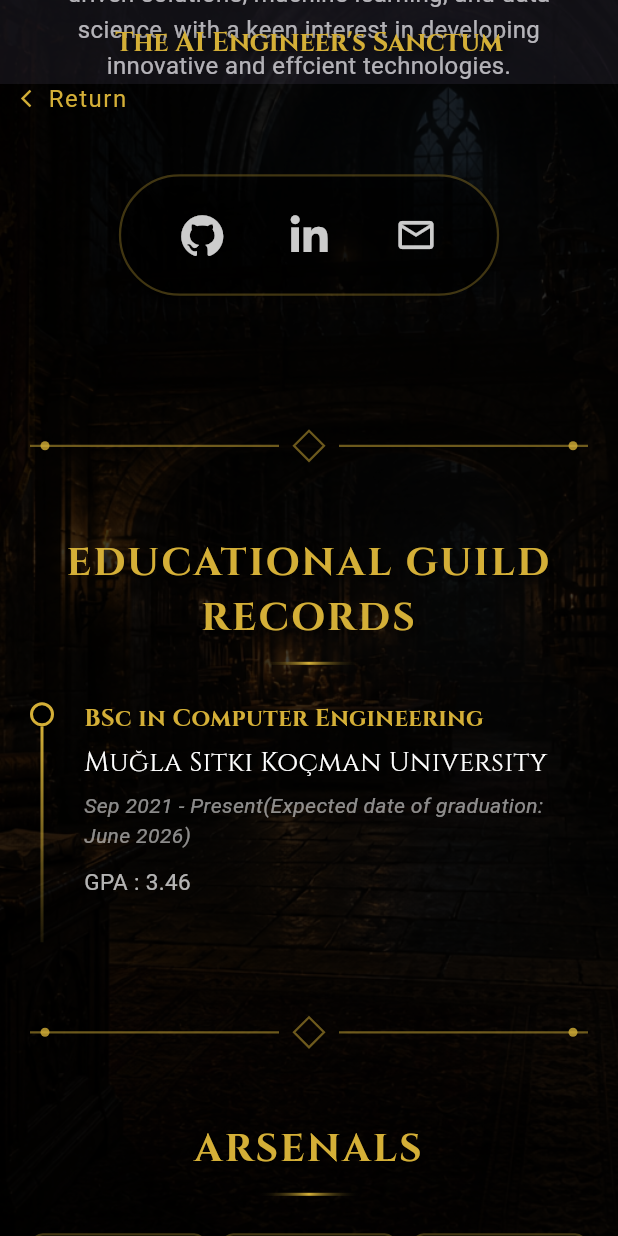
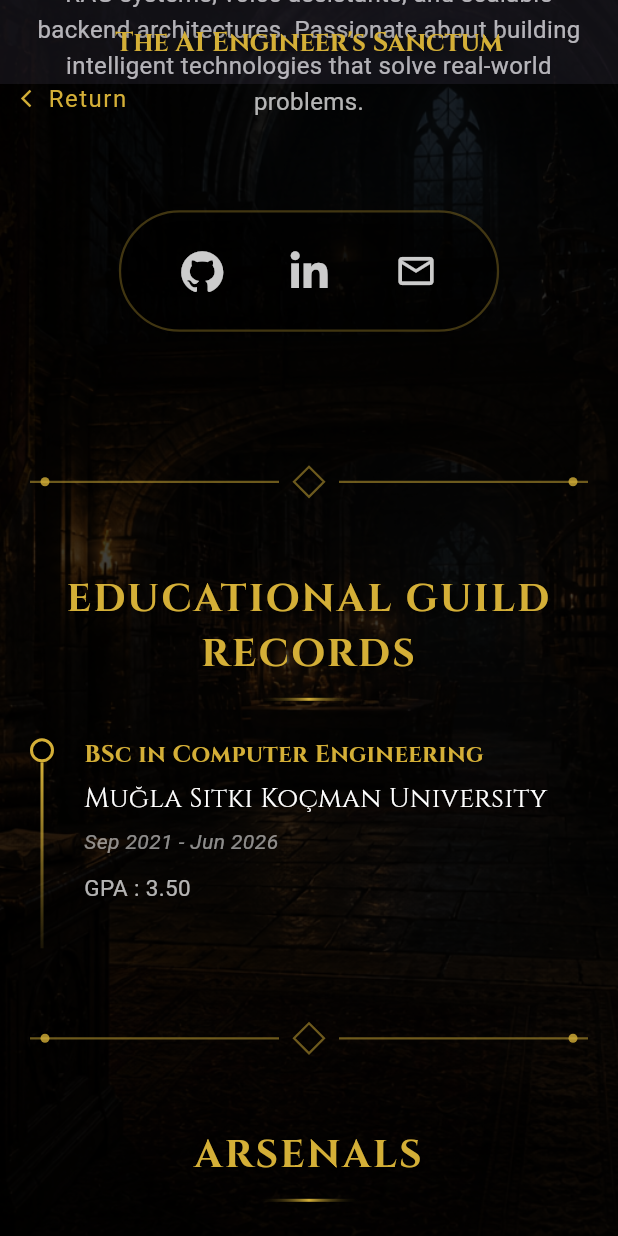
Before and after one commit to paitblack/suleymanemreparlak, a Flutter app: the ArchitectScreen screen opened directly, scrolled down 576 dp, on a phone screen of 412 x 824 dp. Run offline on Flutter 3.47's test engine with Material 3 defaults, Android fonts, the phone set to English and light mode, and no system bars; our stand-ins replace animated_text_kit, font_awesome_flutter, google_fonts; missing offline and left inert: model_viewer_plus; Roboto replaces fonts that are missing (Almendra).

Commit message:
fix(info) : informations updated

```diff
--- a/lib/ui/info.dart
+++ b/lib/ui/info.dart
@@ -207,7 +207,7 @@ class _ArchitectScreenState extends State<ArchitectScreen> with TickerProviderSt
         ),
         SizedBox(height: isDesktop ? 30 : 20),
         Text(
-          "A fourth-year Computer Engineering student in Turkey with a strong passion for computer science and a deep enthusiasm for Artifcial Intelligence and its applications. Dedicated to exploring AI-driven solutions, machine learning, and data science, with a keen interest in developing innovative and effcient technologies.",
+          "Computer Engineering graduate specializing in Artifcial Intelligence, Machine Learning, and AI-driven software systems. Experienced in developing end-to-end solutions involving LLMs, RAG systems, voice assistants, and scalable backend architectures. Passionate about building intelligent technologies that solve real-world problems.",
           textAlign: TextAlign.center,
           style: GoogleFonts.almendra(
             fontSize: isDesktop ? 20 : 16,
@@ -382,8 +382,8 @@ class _ArchitectScreenState extends State<ArchitectScreen> with TickerProviderSt
         _TimelineNode(
           year: "BSc in Computer Engineering",
           title: "Muğla Sıtkı Koçman University",
-          subtitle: "Sep 2021 - Present(Expected date of graduation: June 2026)",
-          description: "GPA : 3.46",
+          subtitle: "Sep 2021 - Jun 2026",
+          description: "GPA : 3.50",
           isLast: false,
           isDesktop: isDesktop,
         ),
@@ -397,6 +397,14 @@ class _ArchitectScreenState extends State<ArchitectScreen> with TickerProviderSt
       children: [
         _SectionTitle(title: "Apprenticeship Records", isDesktop: isDesktop),
         SizedBox(height: isDesktop ? 40 : 25),
+        _TimelineNode(
+          year: "Software Engineer Intern",
+          title: "Iceberg Digital",
+          subtitle: "Jun 2026 - Present | Essex, UK",
+          description: "Ongoing.",
+          isLast: false,
+          isDesktop: isDesktop,
+        ),
         _TimelineNode(
           year: "Artificial Intelligence Intern",
           title: "MAVA",
```
